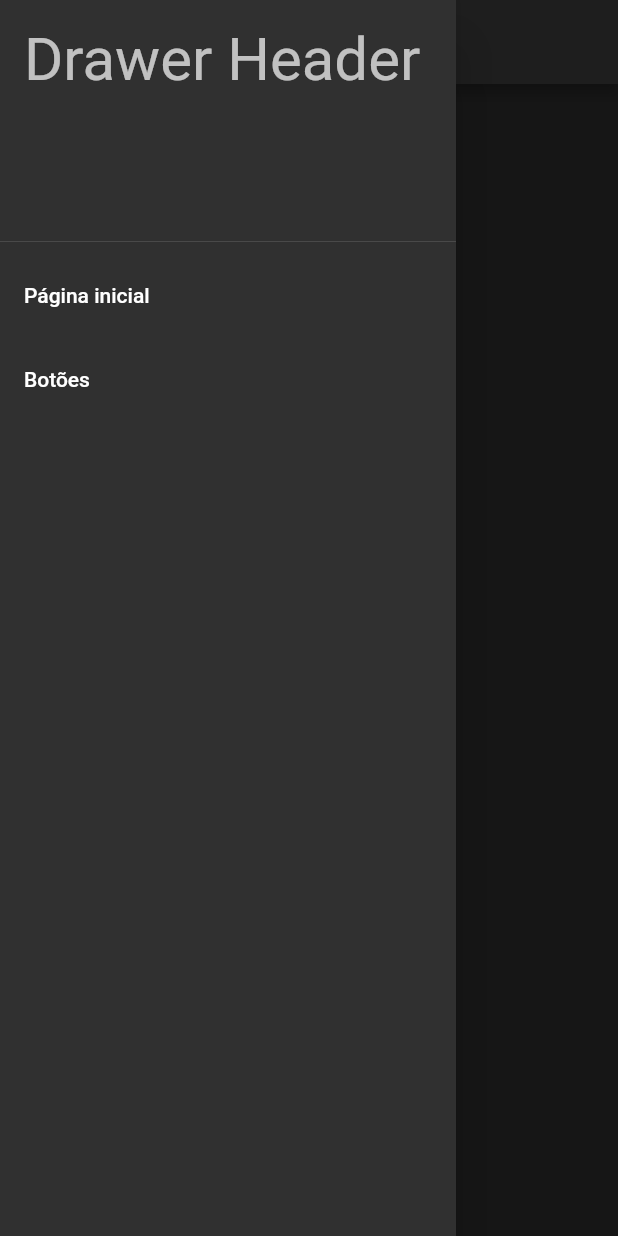
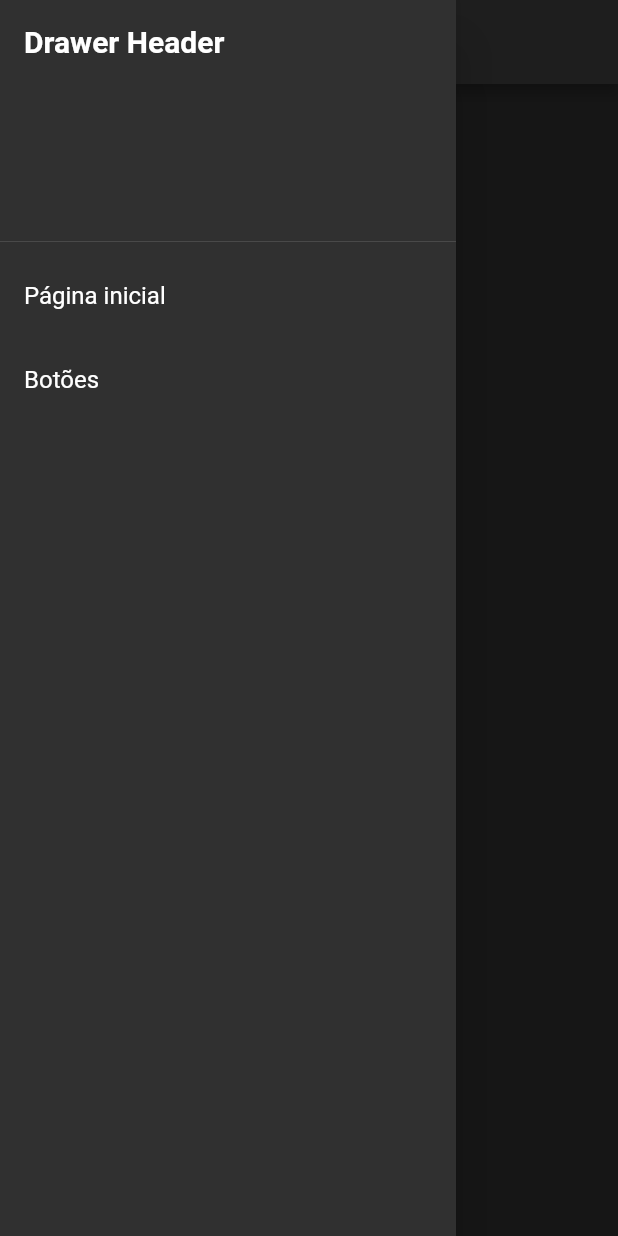
Before and after one commit to Kainato/flutter_training, a Flutter app: the screen it shows after launch, with the side drawer open, on a phone screen of 412 x 824 dp. Run offline on Flutter 3.47's test engine with Material 3 defaults, Android fonts, the phone set to English and light mode, and no system bars.

Commit message:
Update main.dart
Theme data

```diff
--- a/lib/main.dart
+++ b/lib/main.dart
@@ -11,8 +11,90 @@ class MainApp extends StatelessWidget {
   @override
   Widget build(BuildContext context) {
     return MaterialApp(
-      theme: ThemeData.dark(useMaterial3: false),
+      debugShowCheckedModeBanner: false,
+      themeMode: ThemeMode.system,
       home: HomePage(),
+      theme: ThemeData(
+        useMaterial3: false,
+        brightness: Brightness.dark,
+        textTheme: TextTheme(
+          displayLarge: const TextStyle(
+            fontSize: 32,
+            fontWeight: FontWeight.w700,
+            color: Colors.white,
+          ),
+          displayMedium: const TextStyle(
+            fontSize: 24,
+            fontWeight: FontWeight.w700,
+            color: Colors.white,
+          ),
+          displaySmall: const TextStyle(
+            fontSize: 20,
+            fontWeight: FontWeight.w700,
+            color: Colors.white,
+          ),
+          headlineLarge: const TextStyle(
+            fontSize: 20,
+            fontWeight: FontWeight.w700,
+            color: Colors.white,
+          ),
+          headlineMedium: const TextStyle(
+            fontSize: 18,
+            fontWeight: FontWeight.w700,
+            color: Colors.white,
+          ),
+          headlineSmall: const TextStyle(
+            fontSize: 16,
+            fontWeight: FontWeight.w700,
+            color: Colors.white,
+          ),
+          titleLarge: const TextStyle(
+            fontSize: 16,
+            fontWeight: FontWeight.w700,
+            color: Colors.white,
+          ),
+          titleMedium: const TextStyle(
+            fontSize: 14,
+            fontWeight: FontWeight.w700,
+            color: Colors.white,
+          ),
+          titleSmall: const TextStyle(
+            fontSize: 12,
+            fontWeight: FontWeight.w700,
+            color: Colors.white,
+          ),
+          bodyLarge: const TextStyle(
+            fontSize: 16,
+            fontWeight: FontWeight.w400,
+            color: Colors.white,
+          ),
+          bodyMedium: const TextStyle(
+            fontSize: 14,
+            fontWeight: FontWeight.w400,
+            color: Colors.white,
+          ),
+          bodySmall: const TextStyle(
+            fontSize: 12,
+            fontWeight: FontWeight.w400,
+            color: Colors.white,
+          ),
+          labelLarge: const TextStyle(
+            fontSize: 16,
+            fontWeight: FontWeight.w400,
+            color: Colors.white,
+          ),
+          labelMedium: const TextStyle(
+            fontSize: 14,
+            fontWeight: FontWeight.w400,
+            color: Colors.white,
+          ),
+          labelSmall: const TextStyle(
+            fontSize: 12,
+            fontWeight: FontWeight.w400,
+            color: Colors.white,
+          ),
+        ),
+      ),
     );
   }
 }
```
